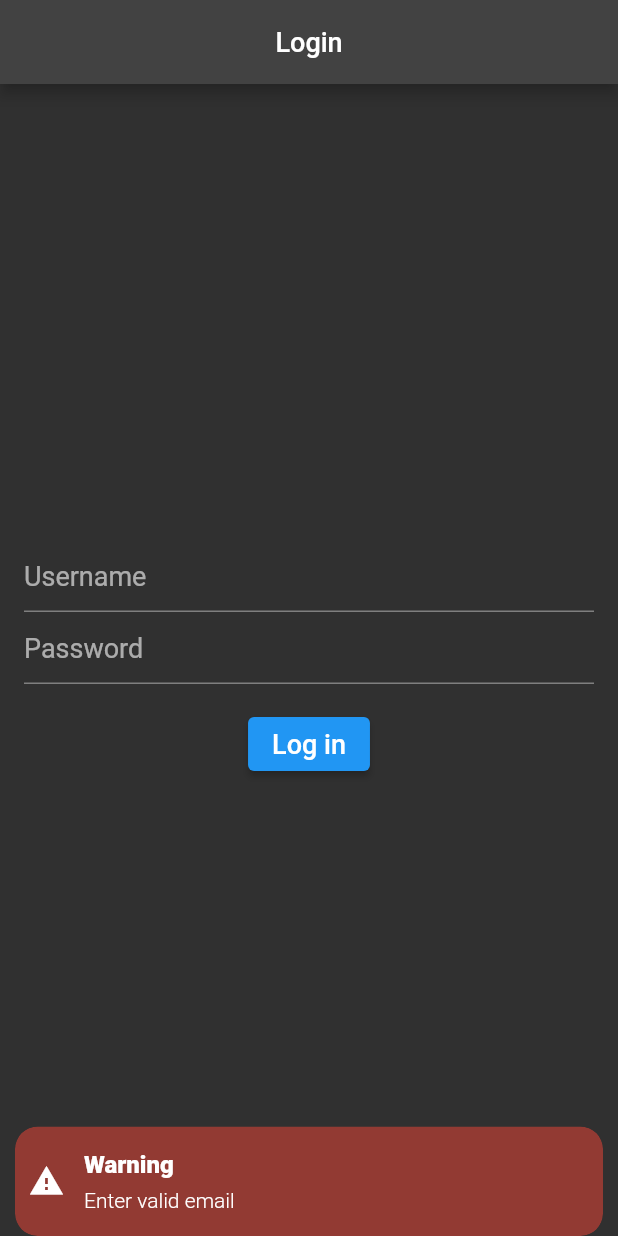
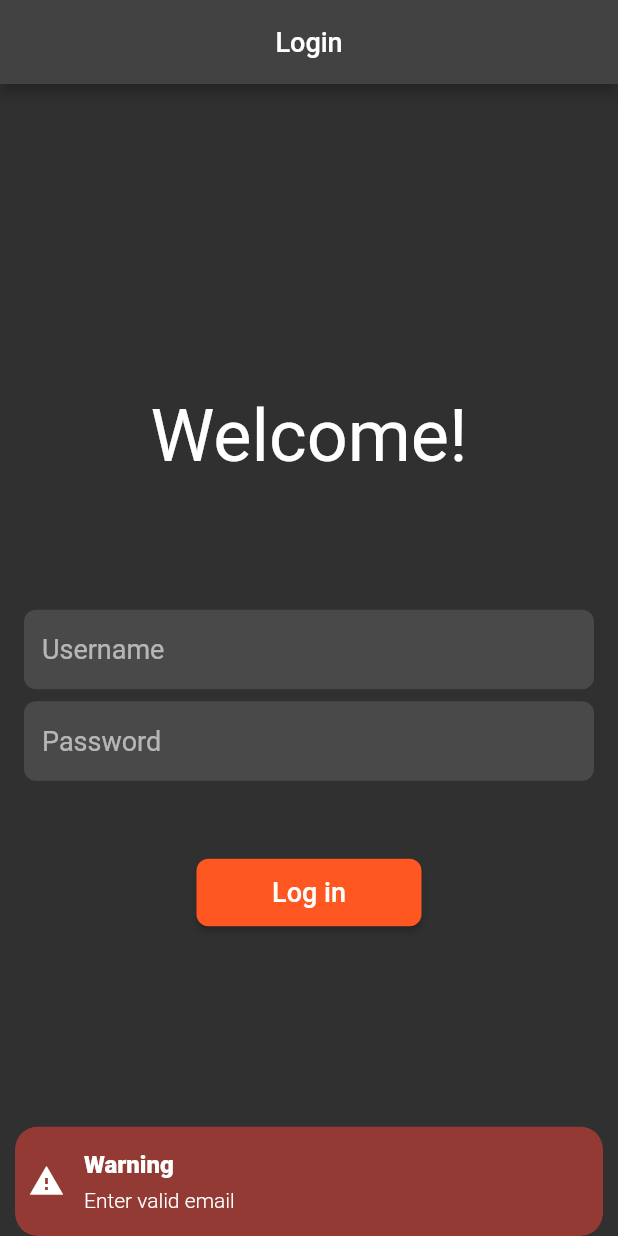
Before and after one commit to markodevcic/user_auth_form, a Flutter app: the screen it shows after launch, after a tap on "Log in", on a phone screen of 412 x 824 dp. Run offline on Flutter 3.47's test engine with Material 2 defaults, Android fonts, the phone set to English and light mode, and no system bars; our stand-ins replace flutter_secure_storage, get; network calls fail.

```diff
--- /dev/null
+++ b/lib/app/data/models/user_data.dart
@@ -0,0 +1,25 @@
+class UserData {
+  UserData({required this.firstName, required this.lastName});
+
+  final String firstName;
+  final String lastName;
+
+  factory UserData.fromJson(Map<String, dynamic> json) {
+    return UserData(
+      firstName: json['firstName'],
+      lastName: json['lastName'],
+    );
+  }
+
+  List<String> toList() {
+    return [firstName, lastName];
+  }
+}
+
+class UserToken {
+  UserToken(this.token);
+
+  final String token;
+
+  factory UserToken.fromBase64(String token) => UserToken(token);
+}
--- /dev/null
+++ b/lib/app/data/services/form_validation.dart
@@ -0,0 +1,17 @@
+import 'package:user_auth_form/app/global_widgets/snackbar.dart';
+
+class Validate {
+  static bool form(String username, String password) {
+    late String message;
+    if (!RegExp(r"^[a-zA-Z0-9.a-zA-Z0-9.!#$%&'*+-/=?^_`{|}~]+@[a-zA-Z0-9]+\.[a-zA-Z]+").hasMatch(username)) {
+      message = 'Enter valid email';
+      showSnackBar(message);
+      return false;
+    } else if (password.length < 6) {
+      message = 'Password must be at least 6 characters long';
+      showSnackBar(message);
+      return false;
+    }
+    return true;
+  }
+}
--- /dev/null
+++ b/lib/app/data/services/secure_storage.dart
@@ -0,0 +1,15 @@
+import 'package:flutter_secure_storage/flutter_secure_storage.dart';
+
+final FlutterSecureStorage storage = FlutterSecureStorage();
+
+class SecureStorage {
+  static Future<void> writeToken(String token) async {
+    return storage.write(key: 'jwt', value: token);
+  }
+
+  static Future<String> get getToken async {
+    var token = await storage.read(key: "jwt");
+    if (token == null) return "";
+    return token;
+  }
+}
--- /dev/null
+++ b/lib/app/global_widgets/initial_route_to_page.dart
@@ -0,0 +1,44 @@
+import 'dart:convert' show json, utf8, base64;
+
+import 'package:flutter/material.dart';
+import 'package:user_auth_form/app/data/services/server_connection.dart';
+
+import '/app/data/services/secure_storage.dart';
+import '/app/modules/user_page.dart';
+import '/app/modules/login_page.dart';
+
+class RouteToPage extends StatelessWidget {
+  RouteToPage({Key? key}) : super(key: key);
+
+  final ServerConnection connect = ServerConnection();
+
+  @override
+  Widget build(BuildContext context) {
+    return FutureBuilder(
+      future: SecureStorage.getToken,
+      builder: (context, snapshot) {
+        if (!snapshot.hasData)
+          return Center(
+              child: CircularProgressIndicator(
+            color: Colors.deepOrange,
+          ));
+        if (snapshot.data != '') {
+          final token = snapshot.data.toString();
+          var jwt = token.split('.');
+          if (jwt.length != 3) {
+            return LoginPage();
+          } else {
+            var payload = json.decode(utf8.decode(base64.decode(base64.normalize(jwt[1]))));
+            if (DateTime.fromMillisecondsSinceEpoch(payload["exp"] * 1000).isAfter(DateTime.now())) {
+              return UserPage(token);
+            } else {
+              return LoginPage();
+            }
+          }
+        } else {
+          return LoginPage();
+        }
+      },
+    );
+  }
+}
--- /dev/null
+++ b/lib/app/global_widgets/snackbar.dart
@@ -0,0 +1,14 @@
+import 'package:flutter/material.dart';
+import 'package:get/get.dart';
+
+showSnackBar(String errorMessage) {
+  Get.snackbar(
+    'Warning',
+    errorMessage,
+    overlayBlur: 1,
+    overlayColor: Colors.black.withOpacity(0.2),
+    icon: Icon(Icons.warning),
+    backgroundColor: Colors.red.withOpacity(0.5),
+    snackPosition: SnackPosition.BOTTOM,
+  );
+}
--- /dev/null
+++ b/lib/app/modules/login_page.dart
@@ -0,0 +1,101 @@
+import 'package:flutter/material.dart';
+import 'package:get/get.dart';
+import 'package:user_auth_form/app/data/services/server_connection.dart';
+
+import '/app/data/services/form_validation.dart';
+
+class LoginPage extends StatelessWidget {
+  LoginPage({Key? key}) : super(key: key);
+
+  final TextEditingController _username = TextEditingController();
+  final TextEditingController _password = TextEditingController();
+  final ServerConnection authenticate = ServerConnection();
+
+  final RxBool isLoading = false.obs;
+
+  @override
+  Widget build(BuildContext context) {
+    return GestureDetector(
+      onTap: () => FocusManager.instance.primaryFocus!.unfocus(),
+      child: Scaffold(
+        appBar: AppBar(
+          title: Text('Login', style: TextStyle(fontSize: 18)),
+          centerTitle: true,
+        ),
+        body: SizedBox(
+          child: Padding(
+            padding: const EdgeInsets.all(16.0),
+            child: Column(
+              mainAxisAlignment: MainAxisAlignment.center,
+              children: [
+                Text(
+                  'Welcome!',
+                  style: TextStyle(fontSize: 48),
+                ),
+                SizedBox(height: 88),
+                TextFormField(
+                  controller: _username,
+                  keyboardType: TextInputType.emailAddress,
+                  textInputAction: TextInputAction.next,
+                  style: TextStyle(fontSize: 18),
+                  decoration: InputDecoration(
+                    isDense: true,
+                    fillColor: Colors.white12,
+                    filled: true,
+                    border: OutlineInputBorder(
+                      borderRadius: BorderRadius.circular(8),
+                      borderSide: BorderSide.none,
+                    ),
+                    hintText: 'Username',
+                  ),
+                ),
+                SizedBox(height: 8),
+                TextFormField(
+                  controller: _password,
+                  textInputAction: TextInputAction.go,
+                  style: TextStyle(fontSize: 18),
+                  decoration: InputDecoration(
+                    isDense: true,
+                    fillColor: Colors.white12,
+                    filled: true,
+                    focusColor: Colors.orange,
+                    border: OutlineInputBorder(
+                      borderRadius: BorderRadius.circular(8),
+                      borderSide: BorderSide.none,
+                    ),
+                    hintText: 'Password',
+                  ),
+                  obscureText: true,
+                ),
+                SizedBox(height: 52),
+                SizedBox(
+                  width: 150,
+                  height: 45,
+                  child: ElevatedButton(
+                    style: ButtonStyle(
+                      backgroundColor: MaterialStateProperty.all(Colors.deepOrange),
+                      shape: MaterialStateProperty.all(RoundedRectangleBorder(borderRadius: BorderRadius.circular(8))),
+                    ),
+                    onPressed: () async {
+                      final bool canAttemptLogin = Validate.form(_username.text, _password.text);
+                      if (canAttemptLogin) {
+                        isLoading.value = true;
+                        await authenticate.login(_username.text, _password.text);
+                        isLoading.value = false;
+                      }
+                    },
+                    child: Obx(
+                      () => (isLoading.value == true)
+                          ? CircularProgressIndicator.adaptive()
+                          : Text('Log in', style: TextStyle(fontSize: 18, color: Colors.white)),
+                    ),
+                  ),
+                ),
+              ],
+            ),
+          ),
+        ),
+      ),
+    );
+  }
+}
--- a/lib/login_page.dart
+++ /dev/null
@@ -1,70 +0,0 @@
-import 'package:flutter/material.dart';
-import 'package:get/get.dart';
-import 'package:user_auth_form/validation.dart';
-
-class LoginPage extends StatelessWidget {
-  LoginPage({Key? key}) : super(key: key);
-
-  final TextEditingController _username = TextEditingController();
-  final TextEditingController _password = TextEditingController();
-  final Validation validate = Validation();
-
-  RxBool isLoading = false.obs;
-
-  @override
-  Widget build(BuildContext context) {
-    return GestureDetector(
-      onTap: () => FocusManager.instance.primaryFocus!.unfocus(),
-      child: Scaffold(
-        appBar: AppBar(
-          title: Text('Login', style: TextStyle(fontSize: 18)),
-          centerTitle: true,
-        ),
-        body: SizedBox(
-          child: Padding(
-            padding: const EdgeInsets.all(16.0),
-            child: Column(
-              mainAxisAlignment: MainAxisAlignment.center,
-              children: [
-                TextFormField(
-                  controller: _username,
-                  keyboardType: TextInputType.emailAddress,
-                  textInputAction: TextInputAction.next,
-                  style: TextStyle(fontSize: 18),
-                  decoration: InputDecoration(
-                    hintText: 'Username',
-                  ),
-                ),
-                TextFormField(
-                  controller: _password,
-                  textInputAction: TextInputAction.go,
-                  style: TextStyle(fontSize: 18),
-                  obscureText: true,
-                  decoration: InputDecoration(
-                    hintText: 'Password',
-                  ),
-                ),
-                SizedBox(height: 16),
-                ElevatedButton(
-                  onPressed: () async {
-                    final bool canAttemptLogin = validate.form(_username.text, _password.text);
-                    if (canAttemptLogin) {
-                      isLoading.value = true;
-                      await validate.login(_username.text, _password.text);
-                      isLoading.value = false;
-                    }
-                  },
-                  child: Obx(
-                    () => (isLoading.value == true)
-                        ? CircularProgressIndicator.adaptive()
-                        : Text('Log in', style: TextStyle(fontSize: 18, color: Colors.white)),
-                  ),
-                ),
-              ],
-            ),
-          ),
-        ),
-      ),
-    );
-  }
-}
--- a/lib/main.dart
+++ b/lib/main.dart
@@ -1,25 +1,20 @@
 import 'package:flutter/material.dart';
 import 'package:get/get.dart';
-import 'package:user_auth_form/user_page.dart';
 
-import 'login_page.dart';
+import '/app/global_widgets/initial_route_to_page.dart';
 
 void main() {
   runApp(App());
 }
 
 class App extends StatelessWidget {
-  const App({Key? key}) : super(key: key);
+  App({Key? key}) : super(key: key);
 
   @override
   Widget build(BuildContext context) {
     return GetMaterialApp(
       theme: ThemeData.dark(),
-      getPages: [
-        GetPage(name: '/login', page: () => LoginPage()),
-        GetPage(name: '/user_page', page: () => UserPage()),
-      ],
-      home: LoginPage(),
+      home: RouteToPage(),
     );
   }
 }
--- a/lib/validation.dart
+++ /dev/null
@@ -1,68 +0,0 @@
-import 'dart:async';
-import 'dart:convert' show json, base64, ascii;
-import 'dart:io';
-
-import 'package:flutter/material.dart';
-import 'package:flutter_secure_storage/flutter_secure_storage.dart';
-import 'package:get/get.dart';
-import 'package:http/http.dart' as http;
-
-import 'package:user_auth_form/user_page.dart';
-
-class Validation {
-  final String url = 'https://api.getcountapp.com/api/v1/authenticate';
-  final FlutterSecureStorage storage = FlutterSecureStorage();
-  final Map jsonPayload = {'username': 'john@doe.com', 'password': 'test12'};
-
-  bool form(String username, String password) {
-    late String message;
-    if (!RegExp(r"^[a-zA-Z0-9.a-zA-Z0-9.!#$%&'*+-/=?^_`{|}~]+@[a-zA-Z0-9]+\.[a-zA-Z]+").hasMatch(username)) {
-      message = 'Enter valid email';
-      showSnackbar(message);
-      return false;
-    } else if (password.length < 6) {
-      message = 'Password must be at least 6 characters long';
-      showSnackbar(message);
-      return false;
-    }
-    return true;
-  }
-
-  Future login(String username, String password) async {
-    try {
-      var response = await http.post(
-        Uri.parse(url),
-        body: json.encode({"username": username, "password": password}),
-        headers: <String, String>{
-          'Content-Type': 'application/json; charset=UTF-8',
-        },
-      ).timeout(Duration(seconds: 5));
-      if (response.statusCode == 200) {
-        var decodedJson = json.decode(response.body);
-        // storage.write(key: username, value: decodedJson);
-        var firstName = decodedJson['user']['firstName'];
-        var lastName = decodedJson['user']['lastName'];
-        return Get.off(() => UserPage(), arguments: [firstName, lastName]);
-      } else {
-        var decodedJson = json.decode(response.body.toString());
-        return showSnackbar(decodedJson['errorMessage'].toString());
-      }
-    } on TimeoutException {
-      return showSnackbar('Connection timeout, please try again');
-    } on SocketException {
-      return showSnackbar('No internet connection');
-    }
-  }
-
-  showSnackbar(String errorMessage) {
-    Get.snackbar(
-      'Warning',
-      errorMessage,
-      overlayBlur: 1,
-      overlayColor: Colors.black.withOpacity(0.2),
-      icon: Icon(Icons.warning),
-      backgroundColor: Colors.red.withOpacity(0.5),
-      snackPosition: SnackPosition.BOTTOM,
-    );
-  }
-}
```
Also changed, not shown: lib/app/data/services/server_connection.dart (added, +66 -0 lines), lib/app/global_widgets/user_details_tile.dart (added, +24 -0 lines), lib/app/modules/user_page.dart (added, +68 -0 lines), lib/user_details_tile.dart (deleted, +0 -18 lines), lib/user_page.dart (deleted, +0 -36 lines), 1 other file.
